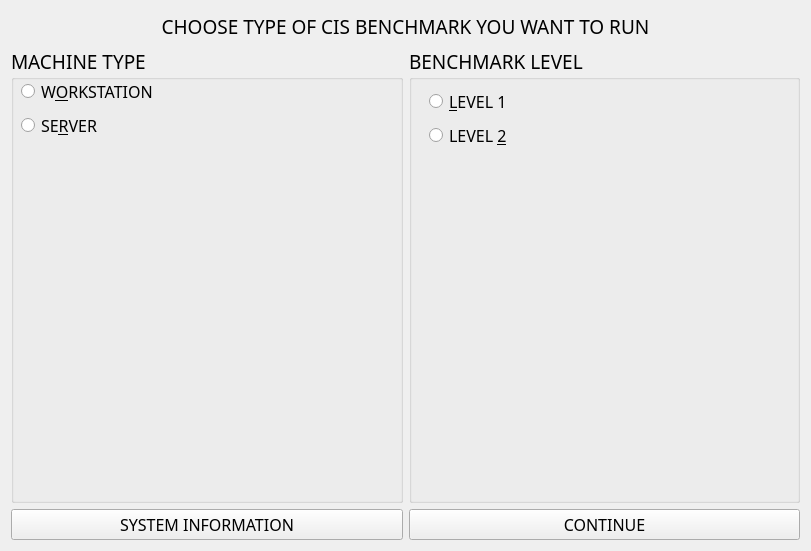
This is page1.ui in h4636oh/EasyAudit_QT as Qt 5 draws it before an edit. The edited form follows.
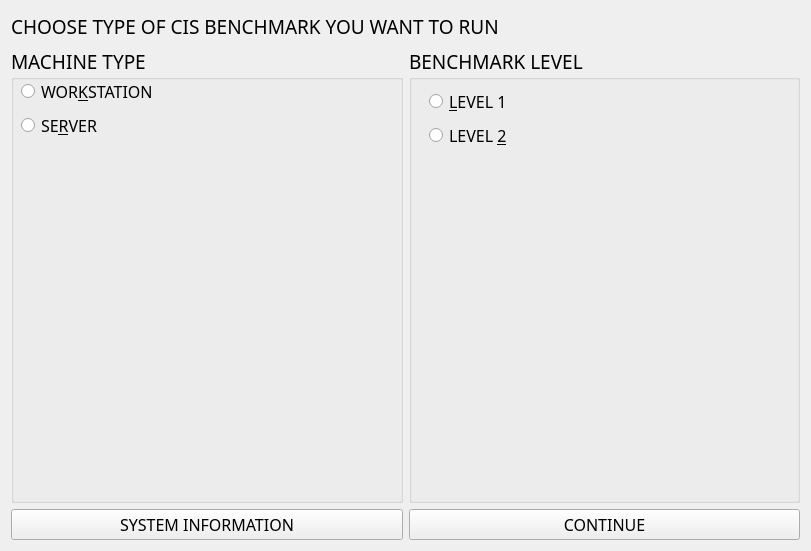
This is the edited form.

Commit message: removed center property of label from in page1

```diff
--- a/page1.ui
+++ b/page1.ui
@@ -36,9 +36,6 @@
      <property name="text">
       <string>CHOOSE TYPE OF CIS BENCHMARK YOU WANT TO RUN</string>
      </property>
-     <property name="alignment">
-      <set>Qt::AlignmentFlag::AlignCenter</set>
-     </property>
     </widget>
    </item>
    <item>
@@ -73,7 +70,7 @@
             </font>
            </property>
            <property name="text">
-            <string>W&amp;ORKSTATION</string>
+            <string>WOR&amp;KSTATION</string>
            </property>
           </widget>
          </item>
```
